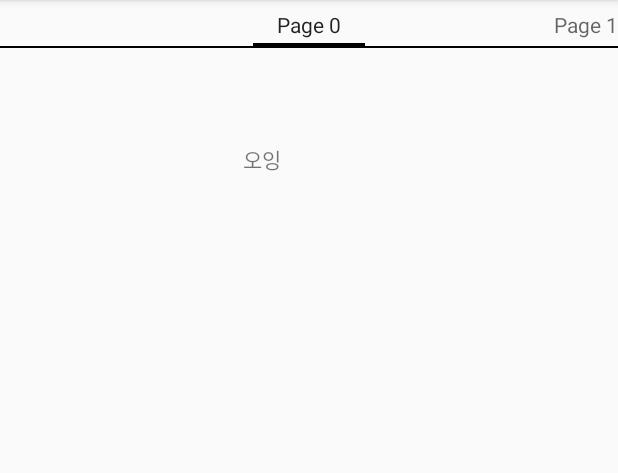
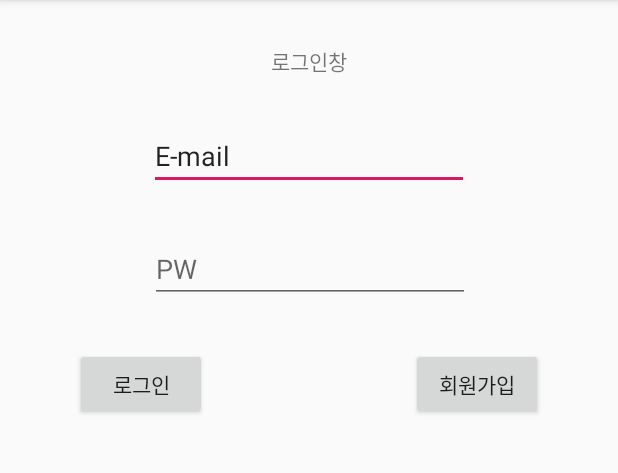
Before and after one commit to BlueBird-0/TravelMaker, an Android app: the screen it shows after launch (MainActivity before the commit, LoginActivity after it), on a phone screen of 412 x 824 dp, the part 84-557 px from its top. Run offline under Robolectric (Android 15) with nearby library versions, the phone set to English and light mode, and no system bars; our stand-ins replace Firebase (no records; nobody signed in at launch, a user with empty details on screens opened directly).

Commit message:
로그인 기능 추가 중 - loginActivity 추가, 기능 구현 아직 안함

```diff
--- a/TravelMaker/app/build.gradle
+++ b/TravelMaker/app/build.gradle
@@ -1,4 +1,5 @@
 apply plugin: 'com.android.application'
+apply plugin: 'com.google.gms.google-services'
 
 android {
     compileSdkVersion 28
@@ -20,9 +21,11 @@ android {
 
 dependencies {
     implementation fileTree(dir: 'libs', include: ['*.jar'])
+    //noinspection GradleCompatible
     implementation 'com.android.support:appcompat-v7:28.0.0'
     implementation 'com.android.support.constraint:constraint-layout:1.1.3'
     testImplementation 'junit:junit:4.12'
     androidTestImplementation 'com.android.support.test:runner:1.0.2'
     androidTestImplementation 'com.android.support.test.espresso:espresso-core:3.0.2'
+    implementation 'com.google.firebase:firebase-auth:16.0.4'
 }
--- a/TravelMaker/app/src/main/AndroidManifest.xml
+++ b/TravelMaker/app/src/main/AndroidManifest.xml
@@ -16,6 +16,8 @@
                 <category android:name="android.intent.category.LAUNCHER" />
             </intent-filter>
         </activity>
+
+        <activity android:name=".LoginActivity"/>
     </application>
 
 </manifest>
--- /dev/null
+++ b/TravelMaker/app/src/main/java/com/example/ij351/travelmaker/LoginActivity.java
@@ -0,0 +1,90 @@
+package com.example.ij351.travelmaker;
+
+import android.os.Bundle;
+import android.support.annotation.NonNull;
+import android.support.v4.view.ViewPager;
+import android.support.v7.app.AppCompatActivity;
+import android.util.Log;
+import android.view.View;
+import android.widget.Button;
+import android.widget.EditText;
+import android.widget.Toast;
+
+import com.google.android.gms.tasks.OnCompleteListener;
+import com.google.android.gms.tasks.Task;
+import com.google.firebase.auth.AuthResult;
+import com.google.firebase.auth.FirebaseAuth;
+import com.google.firebase.auth.FirebaseUser;
+
+public class LoginActivity extends AppCompatActivity {
+    private String TAG = "LoginActivity";
+    private FirebaseAuth mAuth;
+
+    @Override
+    protected void onCreate(Bundle savedInstanceState) {
+        super.onCreate(savedInstanceState);
+        setContentView(R.layout.activity_login);    //액티비티에 사용되는 xml 불러오기
+
+        //Firebase에서 Auth (인증정보)가져오기
+        mAuth = FirebaseAuth.getInstance();
+
+
+        //xml에서 버튼 찾아오기
+        Button btn_login = (Button)findViewById(R.id.btn_login);
+        Button btn_create = (Button)findViewById(R.id.btn_createUser);
+        //버튼 기능 구현 (리스너 이용)
+        btn_login.setOnClickListener(new View.OnClickListener() {
+            @Override
+            public void onClick(View v) {
+                //기능 구현
+            }
+        });
+        btn_create.setOnClickListener(new View.OnClickListener() {
+            @Override
+            public void onClick(View v) {
+                //기능 구현
+                EditText edit_id = (EditText)findViewById(R.id.editText_id);    //xml에서 EditText 가져오기
+                EditText edit_pw = (EditText)findViewById(R.id.editText_id);
+
+                String id = edit_id.getText().toString();   //문자열로 변환
+                String pw = edit_pw.getText().toString();
+
+                Log.d(TAG, "입력된 아이디 : "+id);    //테스트용 코드 로그 출력_ 안드로이드 스튜디오 하단 "Logcat" 에 콘솔처럼 출력       입력이 잘 됐는지 확인 가능
+
+                createUser(id, pw);
+
+
+            }
+        });
+
+
+    }
+
+    @Override
+    protected void onStart() {
+        super.onStart();
+        FirebaseUser currentUser = mAuth.getCurrentUser();
+        //updateUI();
+    }
+
+
+    //회원가입
+    public void createUser(String email, String password)
+    {
+        mAuth.createUserWithEmailAndPassword(email, password)
+                .addOnCompleteListener(this, new OnCompleteListener<AuthResult>(){
+            @Override
+            public void onComplete(@NonNull Task<AuthResult> task) {
+               if(task.isSuccessful()){
+                   Log.d(TAG, "createUserWithEmail:success");
+                   FirebaseUser user = mAuth.getCurrentUser();
+               }else {
+                   Log.w(TAG, "createUserWithEmail:failure", task.getException());
+                   Toast.makeText(LoginActivity.this, "Authentication failed.",
+                           Toast.LENGTH_SHORT).show();
+               }
+
+            }
+        });
+    }
+}
--- a/TravelMaker/app/src/main/java/com/example/ij351/travelmaker/MainActivity.java
+++ b/TravelMaker/app/src/main/java/com/example/ij351/travelmaker/MainActivity.java
@@ -1,5 +1,6 @@
 package com.example.ij351.travelmaker;
 
+import android.content.Intent;
 import android.support.v4.app.Fragment;
 import android.support.v4.app.FragmentPagerAdapter;
 import android.support.v4.view.ViewPager;
@@ -19,5 +20,10 @@ public class MainActivity extends AppCompatActivity {
         viewPager.setAdapter(fragmentPagerAdapter);
 
 
+        //메인 액티비티 만들면서 로그인 액티비티 실행
+        Intent intent = new Intent(this, LoginActivity.class);
+        startActivity(intent);
+
+
     }
 }
--- /dev/null
+++ b/TravelMaker/app/src/main/res/layout/activity_login.xml
@@ -0,0 +1,65 @@
+<?xml version="1.0" encoding="utf-8"?>
+<android.support.constraint.ConstraintLayout
+    xmlns:android="http://schemas.android.com/apk/res/android"
+    xmlns:app="http://schemas.android.com/apk/res-auto"
+    xmlns:tools="http://schemas.android.com/tools"
+    android:layout_width="match_parent"
+    android:layout_height="match_parent">
+
+    <TextView
+        android:id="@+id/textView3"
+        android:layout_width="wrap_content"
+        android:layout_height="wrap_content"
+        android:layout_marginTop="30dp"
+        android:text="로그인창"
+        app:layout_constraintEnd_toEndOf="parent"
+        app:layout_constraintStart_toStartOf="parent"
+        app:layout_constraintTop_toTopOf="parent" />
+
+    <EditText
+        android:id="@+id/editText_id"
+        android:layout_width="wrap_content"
+        android:layout_height="wrap_content"
+        android:layout_marginTop="30dp"
+        android:ems="10"
+        android:inputType="textPersonName"
+        android:text="E-mail"
+        app:layout_constraintEnd_toEndOf="parent"
+        app:layout_constraintStart_toStartOf="parent"
+        app:layout_constraintTop_toBottomOf="@+id/textView3" />
+
+    <EditText
+        android:id="@+id/editText_pw"
+        android:layout_width="wrap_content"
+        android:layout_height="wrap_content"
+        android:layout_marginTop="30dp"
+        android:ems="10"
+        android:inputType="textPersonName"
+        android:hint="PW"
+        app:layout_constraintEnd_toEndOf="parent"
+        app:layout_constraintHorizontal_bias="0.502"
+        app:layout_constraintStart_toStartOf="parent"
+        app:layout_constraintTop_toBottomOf="@+id/editText_id" />
+
+
+
+    <Button
+        android:id="@+id/btn_login"
+        android:layout_width="wrap_content"
+        android:layout_height="wrap_content"
+        android:layout_marginStart="50dp"
+        android:layout_marginTop="30dp"
+        android:text="로그인"
+        app:layout_constraintStart_toStartOf="parent"
+        app:layout_constraintTop_toBottomOf="@+id/editText_pw" />
+
+    <Button
+        android:id="@+id/btn_createUser"
+        android:layout_width="wrap_content"
+        android:layout_height="wrap_content"
+        android:layout_marginTop="30dp"
+        android:layout_marginEnd="50dp"
+        android:text="회원가입"
+        app:layout_constraintEnd_toEndOf="parent"
+        app:layout_constraintTop_toBottomOf="@+id/editText_pw" />
+</android.support.constraint.ConstraintLayout>
--- a/TravelMaker/build.gradle
+++ b/TravelMaker/build.gradle
@@ -8,7 +8,7 @@ buildscript {
     }
     dependencies {
         classpath 'com.android.tools.build:gradle:3.2.1'
-
+        classpath 'com.google.gms:google-services:4.0.1'
 
         // NOTE: Do not place your application dependencies here; they belong
         // in the individual module build.gradle files
```
Also changed, not shown: 1 other file.
